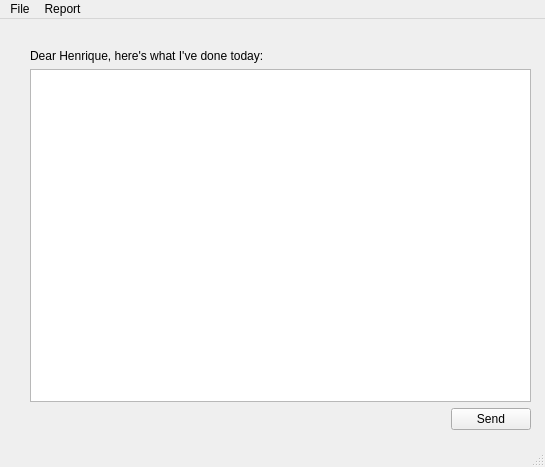
Before: the Qt Designer form ui/mainwindow.ui in cclauss/henrique, drawn with Qt 5.
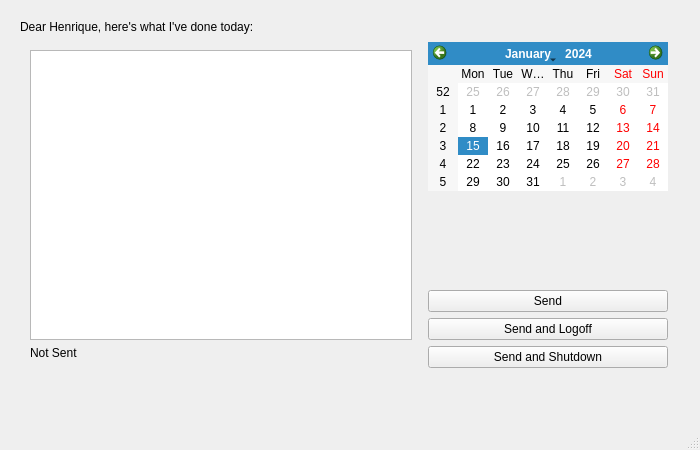
After: the same form once the commit is applied.

The edit to the form file:
```diff
--- a/ui/mainwindow.ui
+++ b/ui/mainwindow.ui
@@ -1,81 +1,162 @@
 <?xml version="1.0" encoding="UTF-8"?>
 <ui version="4.0">
- <class>MainWindow</class>
- <widget class="QMainWindow" name="MainWindow">
+ <class>Henrique</class>
+ <widget class="QMainWindow" name="Henrique">
+  <property name="enabled">
+   <bool>true</bool>
+  </property>
   <property name="geometry">
    <rect>
     <x>0</x>
     <y>0</y>
-    <width>545</width>
-    <height>467</height>
+    <width>700</width>
+    <height>450</height>
    </rect>
   </property>
   <property name="windowTitle">
    <string>MainWindow</string>
   </property>
-  <widget class="QWidget" name="centralwidget">
-   <widget class="QWidget" name="">
+  <widget class="QWidget" name="CentralWidget">
+   <widget class="QWidget" name="MainWidget" native="true">
     <property name="geometry">
      <rect>
-      <x>30</x>
-      <y>30</y>
-      <width>501</width>
-      <height>381</height>
+      <x>20</x>
+      <y>20</y>
+      <width>650</width>
+      <height>350</height>
      </rect>
     </property>
-    <layout class="QVBoxLayout" name="verticalLayout">
+    <property name="sizePolicy">
+     <sizepolicy hsizetype="Preferred" vsizetype="Preferred">
+      <horstretch>0</horstretch>
+      <verstretch>0</verstretch>
+     </sizepolicy>
+    </property>
+    <property name="minimumSize">
+     <size>
+      <width>0</width>
+      <height>0</height>
+     </size>
+    </property>
+    <layout class="QVBoxLayout" name="verticalLayout_3">
      <item>
-      <widget class="QLabel" name="label">
+      <widget class="QLabel" name="MainLabel">
        <property name="text">
         <string>Dear Henrique, here's what I've done today:</string>
        </property>
+       <property name="margin">
+        <number>6</number>
+       </property>
       </widget>
      </item>
      <item>
-      <widget class="QTextEdit" name="textEdit"/>
-     </item>
-     <item alignment="Qt::AlignRight">
-      <widget class="QPushButton" name="sendReportButton">
-       <property name="sizePolicy">
-        <sizepolicy hsizetype="Maximum" vsizetype="Fixed">
-         <horstretch>0</horstretch>
-         <verstretch>0</verstretch>
-        </sizepolicy>
-       </property>
-       <property name="text">
-        <string>Send</string>
-       </property>
+      <widget class="QWidget" name="ContainerWidget" native="true">
+       <layout class="QHBoxLayout" name="horizontalLayout">
+        <property name="spacing">
+         <number>6</number>
+        </property>
+        <property name="margin">
+         <number>1</number>
+        </property>
+        <item>
+         <widget class="QWidget" name="TextWidget" native="true">
+          <property name="sizePolicy">
+           <sizepolicy hsizetype="Expanding" vsizetype="Expanding">
+            <horstretch>0</horstretch>
+            <verstretch>0</verstretch>
+           </sizepolicy>
+          </property>
+          <property name="minimumSize">
+           <size>
+            <width>400</width>
+            <height>300</height>
+           </size>
+          </property>
+          <layout class="QVBoxLayout" name="verticalLayout">
+           <item>
+            <widget class="QTextEdit" name="TasksEditor">
+             <property name="enabled">
+              <bool>true</bool>
+             </property>
+            </widget>
+           </item>
+           <item>
+            <widget class="QLabel" name="StatusLabel">
+             <property name="enabled">
+              <bool>true</bool>
+             </property>
+             <property name="text">
+              <string>Not Sent</string>
+             </property>
+             <property name="textFormat">
+              <enum>Qt::AutoText</enum>
+             </property>
+            </widget>
+           </item>
+          </layout>
+         </widget>
+        </item>
+        <item>
+         <widget class="QWidget" name="CalendarWidget" native="true">
+          <property name="minimumSize">
+           <size>
+            <width>200</width>
+            <height>300</height>
+           </size>
+          </property>
+          <layout class="QVBoxLayout" name="verticalLayout_2">
+           <property name="spacing">
+            <number>6</number>
+           </property>
+           <property name="margin">
+            <number>1</number>
+           </property>
+           <item>
+            <widget class="QCalendarWidget" name="CalendarWidget_2"/>
+           </item>
+           <item>
+            <spacer name="CalendarToButtonSpacer">
+             <property name="orientation">
+              <enum>Qt::Vertical</enum>
+             </property>
+             <property name="sizeHint" stdset="0">
+              <size>
+               <width>20</width>
+               <height>40</height>
+              </size>
+             </property>
+            </spacer>
+           </item>
+           <item>
+            <widget class="QPushButton" name="SendButton">
+             <property name="text">
+              <string>Send</string>
+             </property>
+            </widget>
+           </item>
+           <item>
+            <widget class="QPushButton" name="SendAndLogoffButton">
+             <property name="text">
+              <string>Send and Logoff</string>
+             </property>
+            </widget>
+           </item>
+           <item>
+            <widget class="QPushButton" name="SendAndShutdownButton">
+             <property name="text">
+              <string>Send and Shutdown</string>
+             </property>
+            </widget>
+           </item>
+          </layout>
+         </widget>
+        </item>
+       </layout>
       </widget>
      </item>
     </layout>
    </widget>
   </widget>
-  <widget class="QMenuBar" name="menubar">
-   <property name="geometry">
-    <rect>
-     <x>0</x>
-     <y>0</y>
-     <width>545</width>
-     <height>25</height>
-    </rect>
-   </property>
-   <widget class="QMenu" name="menuFile">
-    <property name="title">
-     <string>File</string>
-    </property>
-    <addaction name="actionSettings"/>
-    <addaction name="actionClose"/>
-   </widget>
-   <widget class="QMenu" name="menuReport">
-    <property name="title">
-     <string>Report</string>
-    </property>
-    <addaction name="actionSend"/>
-    <addaction name="actionHistory"/>
-   </widget>
-   <addaction name="menuFile"/>
-   <addaction name="menuReport"/>
-  </widget>
   <widget class="QStatusBar" name="statusbar"/>
   <action name="actionSendReport">
    <property name="text">
```
Left out of the diff: 25 changed lines with no effect on the pictures.
